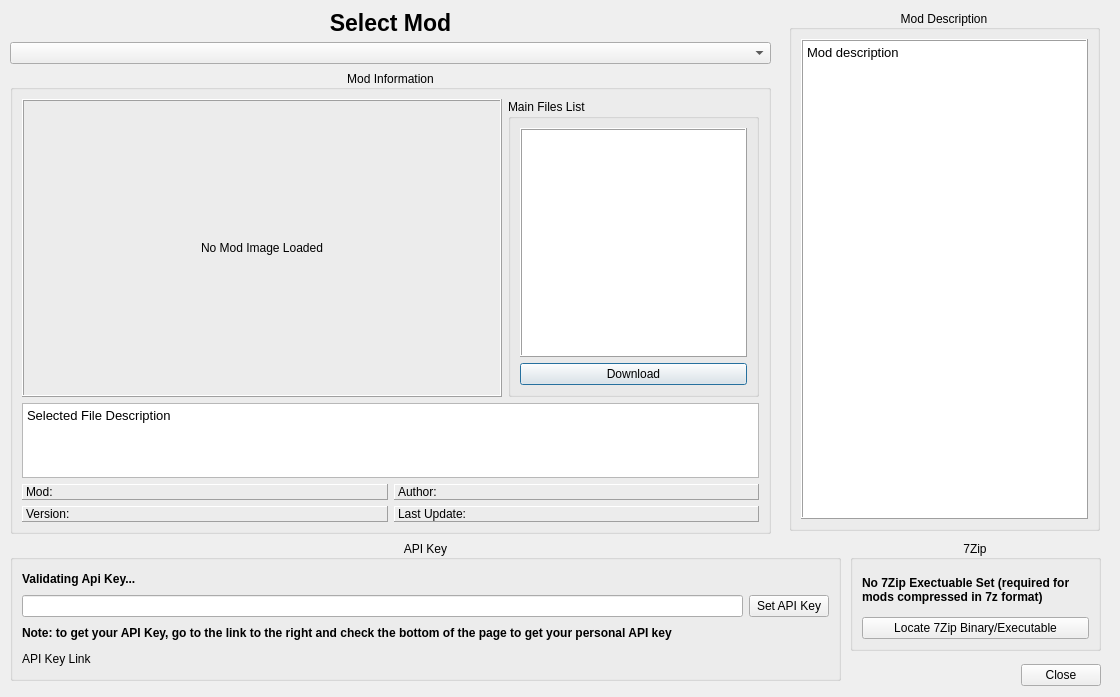
rainmakerv3/BB_Launcher, file modules/ModDownloader.ui: the form before one commit.
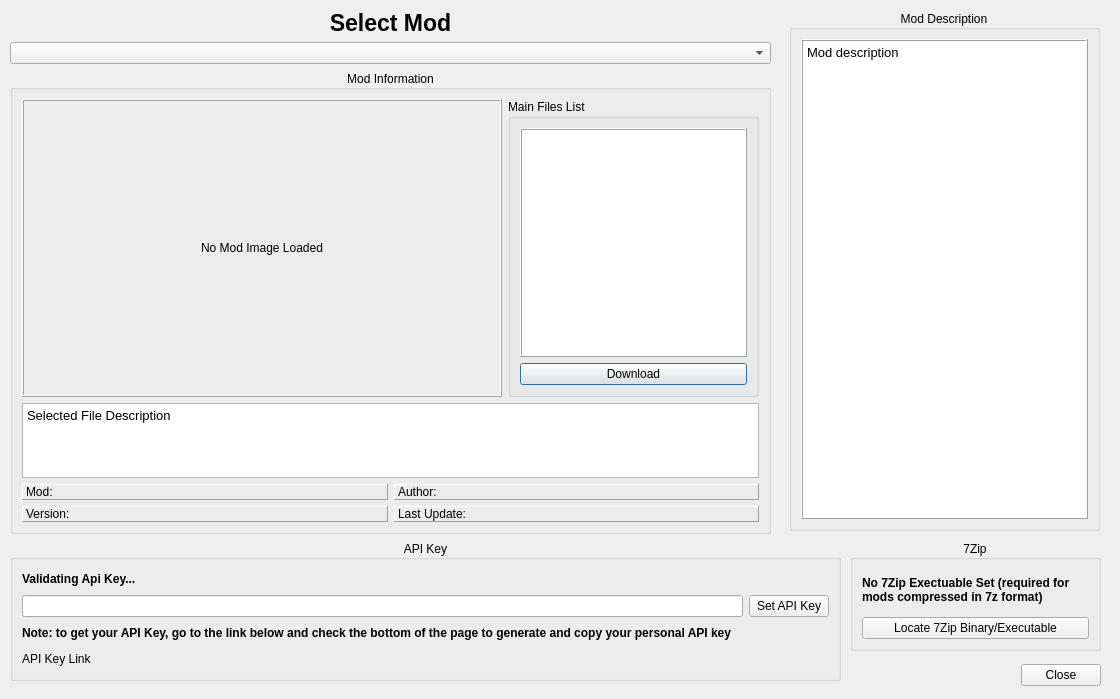
The form after the commit.

Patch:
```diff
--- a/modules/ModDownloader.ui
+++ b/modules/ModDownloader.ui
@@ -7,7 +7,7 @@
     <x>0</x>
     <y>0</y>
     <width>1120</width>
-    <height>697</height>
+    <height>699</height>
    </rect>
   </property>
   <property name="windowTitle">
@@ -308,7 +308,7 @@
        </font>
       </property>
       <property name="text">
-       <string>Note: to get your API Key, go to the link to the right and check the bottom of the page to get your personal API key</string>
+       <string>Note: to get your API Key, go to the link below and check the bottom of the page to generate and copy your personal API key</string>
       </property>
       <property name="wordWrap">
        <bool>true</bool>
```
Left out of the diff: 10 changed lines with no effect on the pictures.
